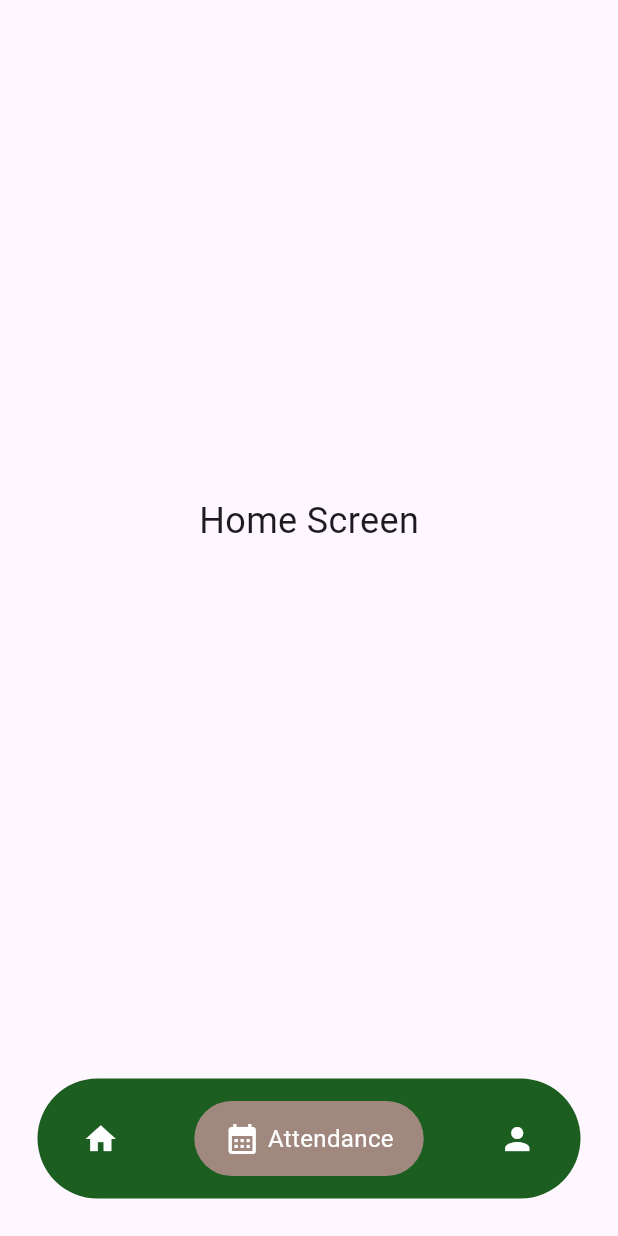
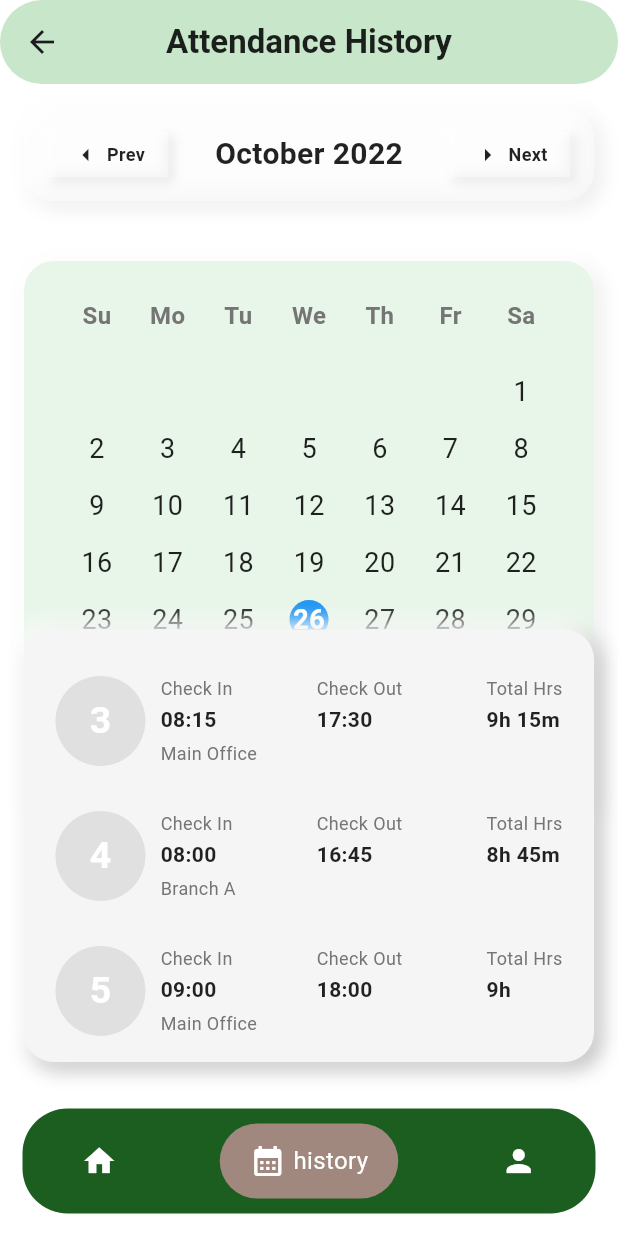
Before and after one commit to deepankar0611/smartt_attendance, a Flutter app: the HomeScreen screen opened directly, item 2 of the bottom bar chosen, on a phone screen of 412 x 824 dp. Run offline on Flutter 3.47's test engine with Material 3 defaults, Android fonts, the phone set to English and light mode, and no system bars; our stand-ins replace cloud_firestore, firebase_auth, firebase_core, fl_chart, geocoding, geolocator and 5 more; accounts and stored records are empty; network calls fail.

Commit message:
ui changes and bug fix

```diff
--- a/lib/bottom_navigation_bar.dart
+++ b/lib/bottom_navigation_bar.dart
@@ -1,5 +1,7 @@
 import 'package:flutter/material.dart';
 import 'package:smartt_attendance/screen/attendance-screen.dart';
+import 'package:smartt_attendance/screen/history.dart';
+import 'package:smartt_attendance/screen/profile.dart';
 
 class HomeScreen extends StatefulWidget {
   @override
@@ -11,8 +13,8 @@ class _HomeScreenState extends State<HomeScreen> {
 
   final List<Widget> _pages = [
     AttendanceScreen(),
-    Center(child: Text("Home Screen", style: TextStyle(fontSize: 24))),
-    Center(child: Text("Profile Screen", style: TextStyle(fontSize: 24))),
+    AttendanceHistoryScreen(),
+    ProfilePage1(),
   ];
 
   void _onItemTapped(int index) {
@@ -24,19 +26,20 @@ class _HomeScreenState extends State<HomeScreen> {
   @override
   Widget build(BuildContext context) {
     return Scaffold(
+      backgroundColor: Colors.white,
       body: _pages[_selectedIndex], // Display the selected screen
       bottomNavigationBar: Container(
-        margin: EdgeInsets.all(25),
-        height: 80,
+        margin: EdgeInsets.all(15),
+        height: 70,
         decoration: BoxDecoration(
           color: Colors.green[900],
-          borderRadius: BorderRadius.circular(50),
+          borderRadius: BorderRadius.circular(30),
         ),
         child: Row(
           mainAxisAlignment: MainAxisAlignment.spaceAround,
           children: [
-            _buildNavItem(Icons.home, "Home", 0),
-            _buildNavItem(Icons.calendar_month, "Attendance", 1),
+            _buildNavItem(Icons.home, "attendence", 0),
+            _buildNavItem(Icons.calendar_month, "history", 1),
             _buildNavItem(Icons.person, "Profile", 2),
           ],
         ),
--- /dev/null
+++ b/lib/screen/history.dart
@@ -0,0 +1,332 @@
+import 'package:flutter/material.dart';
+import 'package:intl/intl.dart';
+
+class AttendanceHistoryScreen extends StatefulWidget {
+  @override
+  _AttendanceHistoryScreenState createState() => _AttendanceHistoryScreenState();
+}
+
+class _AttendanceHistoryScreenState extends State<AttendanceHistoryScreen> {
+  DateTime selectedDate = DateTime(2022, 10, 26);
+  DateTime currentMonth = DateTime(2022, 10);
+
+  // Random attendance data
+  final List<Map<String, dynamic>> attendanceData = [
+    {'date': DateTime(2022, 10, 3), 'checkIn': '08:15', 'checkOut': '17:30', 'totalHours': '9h 15m', 'location': 'Main Office'},
+    {'date': DateTime(2022, 10, 4), 'checkIn': '08:00', 'checkOut': '16:45', 'totalHours': '8h 45m', 'location': 'Branch A'},
+    {'date': DateTime(2022, 10, 5), 'checkIn': '09:00', 'checkOut': '18:00', 'totalHours': '9h', 'location': 'Main Office'},
+    {'date': DateTime(2022, 10, 10), 'checkIn': '08:30', 'checkOut': '17:15', 'totalHours': '8h 45m', 'location': 'Branch B'},
+    {'date': DateTime(2022, 10, 15), 'checkIn': '07:45', 'checkOut': '16:30', 'totalHours': '8h 45m', 'location': 'Main Office'},
+    {'date': DateTime(2022, 10, 22), 'checkIn': '08:20', 'checkOut': '17:50', 'totalHours': '9h 30m', 'location': 'Branch A'},
+    {'date': DateTime(2022, 11, 1), 'checkIn': '08:10', 'checkOut': '17:20', 'totalHours': '9h 10m', 'location': 'Main Office'},
+  ];
+
+  void _previousMonth() {
+    setState(() {
+      currentMonth = DateTime(currentMonth.year, currentMonth.month - 1);
+    });
+  }
+
+  void _nextMonth() {
+    setState(() {
+      currentMonth = DateTime(currentMonth.year, currentMonth.month + 1);
+    });
+  }
+
+  List<Map<String, dynamic>> _filterAttendanceByMonth() {
+    return attendanceData.where((record) {
+      DateTime recordDate = record['date'] as DateTime;
+      return recordDate.year == currentMonth.year && recordDate.month == currentMonth.month;
+    }).toList();
+  }
+
+  @override
+  Widget build(BuildContext context) {
+    final filteredAttendance = _filterAttendanceByMonth();
+
+    return Scaffold(
+      backgroundColor: Colors.white,
+      appBar: AppBar(
+        title: Text('Attendance History', style: TextStyle(fontWeight: FontWeight.bold, color: Colors.black87)),
+        centerTitle: true,
+        backgroundColor: Colors.green[100],
+        shape: RoundedRectangleBorder(borderRadius: BorderRadius.circular(30)),
+        elevation: 0,
+      ),
+      body: Padding(
+        padding: const EdgeInsets.all(16.0),
+        child: Stack(
+          children: [
+            Column(
+              children: [
+                // Month Navigator Card
+                Container(
+                  padding: EdgeInsets.all(16),
+                  decoration: BoxDecoration(
+                    color: Colors.white38,
+                    borderRadius: BorderRadius.circular(20),
+                    boxShadow: [
+                      BoxShadow(color: Colors.grey.withOpacity(0.2), offset: Offset(4, 4), blurRadius: 10, spreadRadius: 1),
+                      BoxShadow(color: Colors.white.withOpacity(0.8), offset: Offset(-4, -4), blurRadius: 10, spreadRadius: 1),
+                    ],
+                  ),
+                  child: _buildMonthNavigator(),
+                ),
+                SizedBox(height: 40),
+                // Larger Calendar Card
+                Container(
+                  height: MediaQuery.of(context).size.height * 0.45, // Larger calendar
+                  padding: EdgeInsets.all(25),
+                  decoration: BoxDecoration(
+                    color: Colors.green[50],
+                    borderRadius: BorderRadius.circular(20),
+                    boxShadow: [
+                      BoxShadow(color: Colors.grey.withOpacity(0.2), offset: Offset(4, 4), blurRadius: 10, spreadRadius: 1),
+                      BoxShadow(color: Colors.white.withOpacity(0.8), offset: Offset(-4, -4), blurRadius: 10, spreadRadius: 1),
+                    ],
+                  ),
+                  child: _buildCalendar(),
+                ),
+                SizedBox(height: 30), // Increased spacing
+              ],
+            ),
+            // History Card positioned at bottom fourth
+            // History Card positioned at bottom half
+            Positioned(
+              left: 0,
+              right: 0,
+              bottom: 0,
+              height: MediaQuery.of(context).size.height * 0.35, // Changed from 0.25 to 0.5 for half the screen
+              child: Container(
+                padding: EdgeInsets.all(16),
+                decoration: BoxDecoration(
+                  color: Colors.grey[100],
+                  borderRadius: BorderRadius.circular(20),
+                  boxShadow: [
+                    BoxShadow(color: Colors.grey[400]!, offset: Offset(4, 4), blurRadius: 10, spreadRadius: 1),
+                    BoxShadow(color: Colors.white.withOpacity(0.8), offset: Offset(-4, -4), blurRadius: 10, spreadRadius: 1),
+                  ],
+                ),
+                child: SingleChildScrollView(
+                  child: filteredAttendance.isEmpty
+                      ? Center(
+                    child: Padding(
+                      padding: const EdgeInsets.all(16.0),
+                      child: Text(
+                        'No attendance records for this month.',
+                        style: TextStyle(fontSize: 16, color: Colors.grey[600]),
+                      ),
+                    ),
+                  )
+                      : _buildAttendanceList(filteredAttendance),
+                ),
+              ),
+            ),
+          ],
+        ),
+      ),
+    );
+  }
+
+  Widget _buildMonthNavigator() {
+    return Row(
+      mainAxisAlignment: MainAxisAlignment.spaceBetween,
+      children: [
+        NeumorphicButton(icon: Icons.arrow_left, onTap: _previousMonth, label: 'Prev'),
+        Text(DateFormat('MMMM yyyy').format(currentMonth), style: TextStyle(fontSize: 20, fontWeight: FontWeight.bold, color: Colors.black87)),
+        NeumorphicButton(icon: Icons.arrow_right, onTap: _nextMonth, label: 'Next'),
+      ],
+    );
+  }
+
+  Widget _buildCalendar() {
+    List<Widget> dayWidgets = [];
+    List<String> days = ['Su', 'Mo', 'Tu', 'We', 'Th', 'Fr', 'Sa'];
+
+    for (var day in days) {
+      dayWidgets.add(
+        Expanded(
+          child: Center(
+            child: Text(day, style: TextStyle(fontSize: 16, fontWeight: FontWeight.bold, color: Colors.grey[600])),
+          ),
+        ),
+      );
+    }
+
+    DateTime firstDayOfMonth = DateTime(currentMonth.year, currentMonth.month, 1);
+    int firstWeekday = firstDayOfMonth.weekday % 7;
+    int daysInMonth = DateTime(currentMonth.year, currentMonth.month + 1, 0).day;
+
+    List<Widget> dateWidgets = [];
+    for (int i = 0; i < firstWeekday; i++) {
+      dateWidgets.add(Expanded(child: Container()));
+    }
+
+    for (int day = 1; day <= daysInMonth; day++) {
+      DateTime currentDay = DateTime(currentMonth.year, currentMonth.month, day);
+      bool isSelected = currentDay.day == selectedDate.day && currentDay.month == selectedDate.month && currentDay.year == selectedDate.year;
+
+      dateWidgets.add(
+        Expanded(
+          child: GestureDetector(
+            onTap: () => setState(() => selectedDate = currentDay),
+            child: Container(
+              margin: EdgeInsets.all(6),
+              decoration: BoxDecoration(
+                shape: BoxShape.circle,
+                color: isSelected ? Colors.blue : Colors.transparent,
+              ),
+              child: Center(
+                child: Text(
+                  day.toString(),
+                  style: TextStyle(
+                    fontSize: 18,
+                    color: isSelected ? Colors.white : Colors.black87,
+                    fontWeight: isSelected ? FontWeight.bold : FontWeight.normal,
+                  ),
+                ),
+              ),
+            ),
+          ),
+        ),
+      );
+    }
+
+    List<Widget> rows = [];
+    for (int i = 0; i < dateWidgets.length; i += 7) {
+      List<Widget> rowChildren = dateWidgets.sublist(i, i + 7 > dateWidgets.length ? dateWidgets.length : i + 7);
+      while (rowChildren.length < 7) {
+        rowChildren.add(Expanded(child: Container()));
+      }
+      rows.add(Row(children: rowChildren));
+    }
+
+    return Column(
+      children: [
+        Row(children: dayWidgets),
+        SizedBox(height: 20),
+        Expanded(child: Column(children: rows)),
+      ],
+    );
+  }
+
+  Widget _buildAttendanceList(List<Map<String, dynamic>> filteredAttendance) {
+    return ListView.builder(
+      shrinkWrap: true,
+      physics: NeverScrollableScrollPhysics(),
+      itemCount: filteredAttendance.length,
+      itemBuilder: (context, index) {
+        final record = filteredAttendance[index];
+        final recordDate = record['date'] as DateTime;
+        return Padding(
+          padding: const EdgeInsets.symmetric(vertical: 15.0,horizontal: 5),
+          child: Row(
+            crossAxisAlignment: CrossAxisAlignment.start,
+            children: [
+              Container(
+                width: 60,
+                height: 60,
+                decoration: BoxDecoration(
+                  shape: BoxShape.circle,
+                  color: recordDate.day == 22 ? Colors.orange : Colors.grey[300],
+                ),
+                child: Center(
+                  child: Text(
+                    recordDate.day.toString(),
+                    style: TextStyle(fontSize: 25, fontWeight: FontWeight.bold, color: Colors.white),
+                  ),
+                ),
+              ),
+              SizedBox(width: 10),
+              Expanded(
+                child: Column(
+                  crossAxisAlignment: CrossAxisAlignment.start,
+                  children: [
+                    Row(
+                      mainAxisAlignment: MainAxisAlignment.spaceBetween,
+                      children: [
+                        _buildRichText('Check In', record['checkIn'] ?? '---:---'),
+                        _buildRichText('Check Out', record['checkOut'] ?? '---:---'),
+                        _buildRichText('Total Hrs', record['totalHours'] ?? '---:---'),
+                      ],
+                    ),
+                    SizedBox(height: 4),
+                    if (record['location'] != null)
+                      Text(record['location'], style: TextStyle(fontSize: 12, color: Colors.grey[600])),
+                  ],
+                ),
+              ),
+            ],
+          ),
+        );
+      },
+    );
+  }
+
+  Widget _buildRichText(String label, String value) {
+    return Column(
+      crossAxisAlignment: CrossAxisAlignment.start,
+      children: [
+        Text(label, style: TextStyle(fontSize: 12, color: Colors.grey[600])),
+        SizedBox(height: 2),
+        Text(value, style: TextStyle(fontSize: 14, fontWeight: FontWeight.bold, color: Colors.black87)),
+      ],
+    );
+  }
+}
+
+class NeumorphicButton extends StatefulWidget {
+  final IconData icon;
+  final VoidCallback onTap;
+  final String? label;
+
+  const NeumorphicButton({required this.icon, required this.onTap, this.label});
+
+  @override
+  _NeumorphicButtonState createState() => _NeumorphicButtonState();
+}
+
+class _NeumorphicButtonState extends State<NeumorphicButton> {
+  bool _isPressed = false;
+
+  @override
+  Widget build(BuildContext context) {
+    return GestureDetector(
+      onTapDown: (_) => setState(() => _isPressed = true),
+      onTapUp: (_) {
+        setState(() => _isPressed = false);
+        widget.onTap();
+      },
+      onTapCancel: () => setState(() => _isPressed = false),
+      child: Container(
+        width: widget.label != null ? 80 : 40,
+        height: 30,
+        decoration: BoxDecoration(
+          shape: BoxShape.rectangle,
+          color: Colors.white38,
+          boxShadow: _isPressed
+              ? [
+            BoxShadow(color: Colors.grey.withOpacity(0.2), offset: Offset(2, 2), blurRadius: 5, spreadRadius: 1),
+            BoxShadow(color: Colors.white.withOpacity(0.8), offset: Offset(-2, -2), blurRadius: 5, spreadRadius: 1),
+          ]
+              : [
+            BoxShadow(color: Colors.grey.withOpacity(0.2), offset: Offset(3, 3), blurRadius: 5, spreadRadius: 1),
+            BoxShadow(color: Colors.white.withOpacity(0.8), offset: Offset(-3, -3), blurRadius: 5, spreadRadius: 1),
+          ],
+        ),
+        child: Center(
+          child: widget.label != null
+              ? Row(
+            mainAxisAlignment: MainAxisAlignment.center,
+            children: [
+              Icon(widget.icon, color: Colors.black87, size: 20),
+              SizedBox(width: 4),
+              Text(widget.label!, style: TextStyle(fontSize: 12, color: Colors.black87, fontWeight: FontWeight.bold)),
+            ],
+          )
+              : Icon(widget.icon, color: Colors.black87, size: 24),
+        ),
+      ),
+    );
+  }
+}
```
Also changed, not shown: lib/screen/profile.dart (added, +296 -0 lines).
